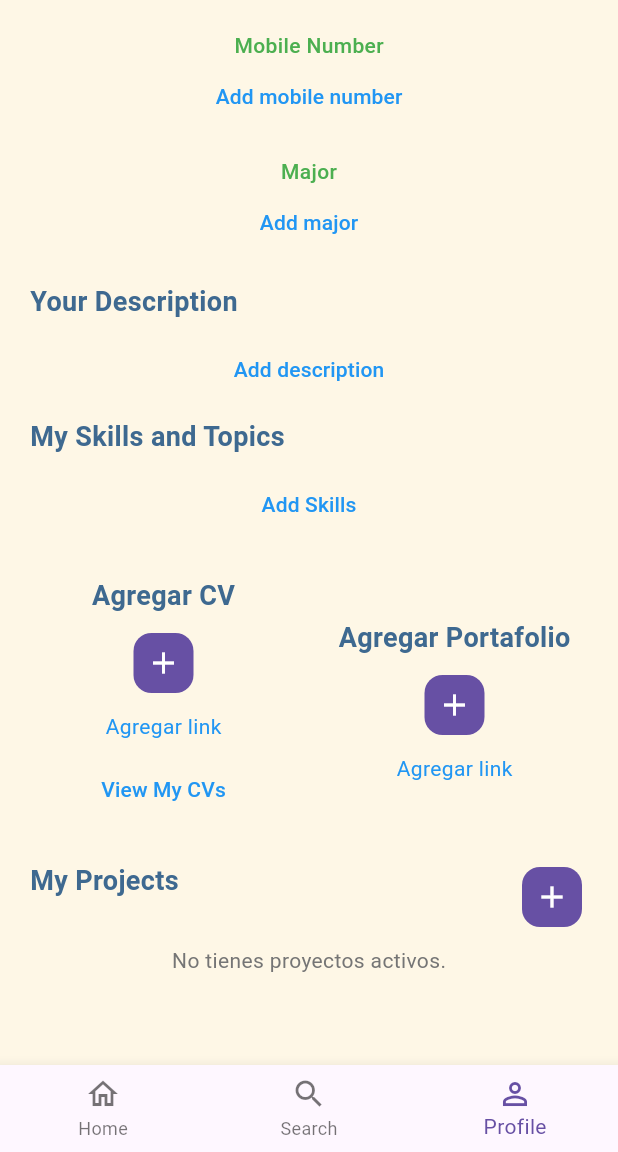
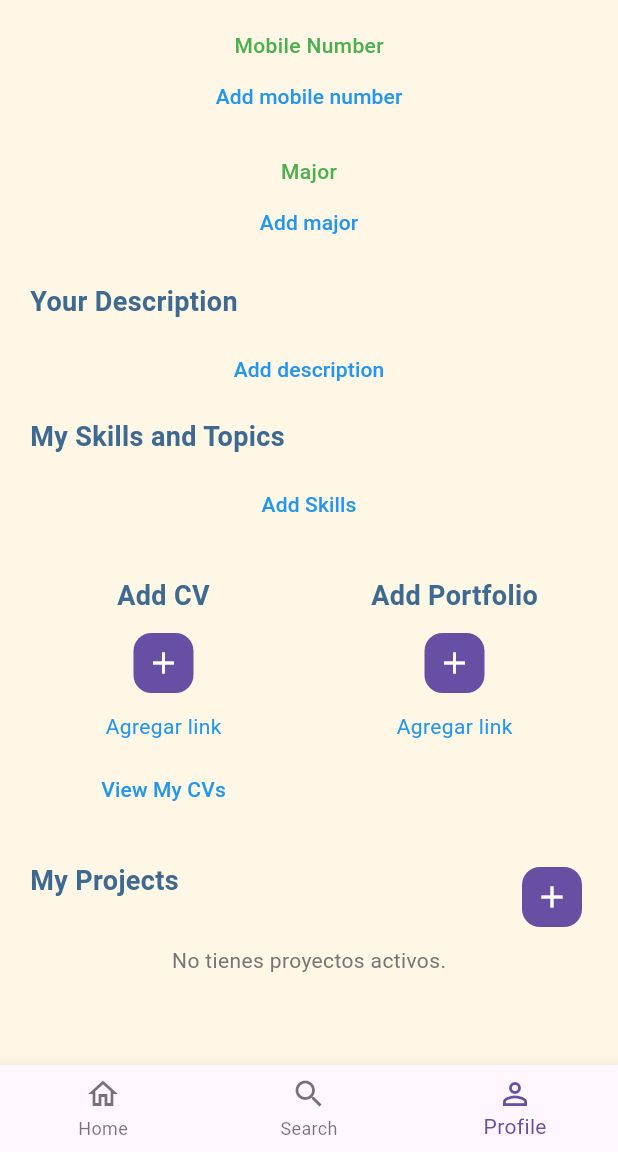
Before and after one commit to Moviles-2025-2-Grupo-Chevere/TalentBridge, a Flutter app: the HomeView screen opened directly, item 3 of the bottom bar chosen, scrolled down 428 dp, on a phone screen of 412 x 824 dp, the part 84-1236 px from its top. Run offline on Flutter 3.47's test engine with Material 3 defaults, Android fonts, the phone set to English and light mode, and no system bars; our stand-ins replace cloud_firestore, connectivity_plus, file_picker, firebase_analytics, firebase_auth, firebase_core and 4 more; accounts and stored records are empty; network calls fail.

Commit message:
Fix: styling

```diff
--- a/talent_bridge_fl/lib/views/my-profile/my_profile.dart
+++ b/talent_bridge_fl/lib/views/my-profile/my_profile.dart
@@ -587,12 +587,13 @@ class _MyProfileState extends ConsumerState<MyProfile> {
             // Link sections for CV and Portfolio
             Row(
               mainAxisAlignment: MainAxisAlignment.spaceBetween,
+              crossAxisAlignment: CrossAxisAlignment.start,
               children: [
                 Expanded(
                   child: Column(
                     children: [
                       AddElementWidget(
-                        title: 'Agregar CV',
+                        title: 'Add CV',
                         onTap: _pickAndUploadCVs,
                       ),
                       const SizedBox(height: 8),
@@ -611,7 +612,7 @@ class _MyProfileState extends ConsumerState<MyProfile> {
                 const SizedBox(width: 16.0),
                 Expanded(
                   child: AddElementWidget(
-                    title: 'Agregar Portafolio',
+                    title: 'Add Portfolio',
                     onTap: () {
                       // Add Portfolio action
                     },
```
